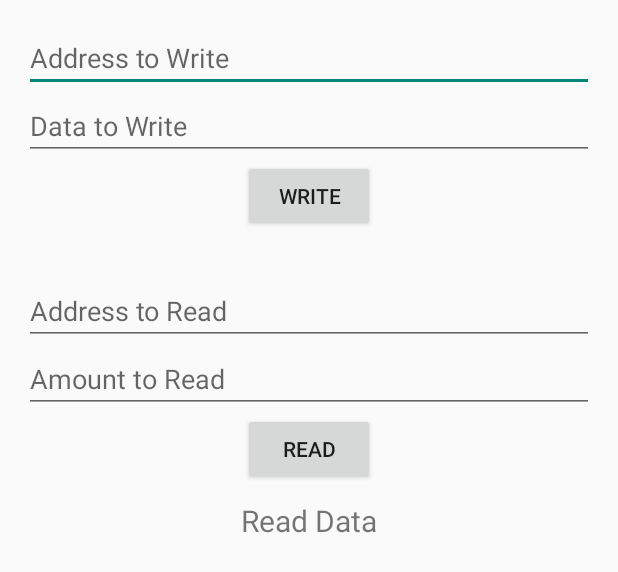
After one commit to codekansas/FpaaApp, an Android app: the layout fragment_read_write.xml on its own in the app's theme, with its tools: preview values and no code run, on a phone screen of 412 x 824 dp. The commit adds this screen. Shown: the top 572 px of the screen. Run offline under Robolectric (Android 15) with nearby library versions, the light colour scheme and no system bars.

Commit message:
read write part works

```diff
--- a/app/build.gradle
+++ b/app/build.gradle
@@ -24,6 +24,5 @@ dependencies {
     compile 'com.android.support:appcompat-v7:23.0.1'
     compile files('libs/d2xx.jar')
     compile files('libs/gson-2.3.1.jar')
-    compile files('libs/jtcl-2.7.0.jar')
 
 }
--- a/app/src/main/java/hasler/fpaaapp/utils/Driver.java
+++ b/app/src/main/java/hasler/fpaaapp/utils/Driver.java
@@ -46,7 +46,7 @@ public class Driver {
 
     public Driver(ControllerActivity parentContext) {
         this.parentContext = parentContext;
-        d2xxManager = parentContext.d2xxManager;
+        d2xxManager = parentContext.getDeviceManager();
     }
 
     public void setConfig(int baud, byte dataBits, byte stopBits, byte parity, byte flowControl) {
--- /dev/null
+++ b/app/src/main/res/layout/fragment_read_write.xml
@@ -0,0 +1,87 @@
+<ScrollView
+    xmlns:android="http://schemas.android.com/apk/res/android"
+    xmlns:tools="http://schemas.android.com/tools"
+    android:layout_width="match_parent"
+    android:layout_height="match_parent" >
+
+    <LinearLayout
+        android:layout_width="match_parent"
+        android:layout_height="wrap_content"
+        android:paddingLeft="@dimen/activity_horizontal_margin"
+        android:paddingRight="@dimen/activity_horizontal_margin"
+        android:paddingTop="@dimen/activity_vertical_margin"
+        android:paddingBottom="@dimen/activity_vertical_margin"
+        android:orientation="vertical"
+        tools:context="com.judgingmoloch.ftdiweb.RunCodeFragment"
+        android:weightSum="1">
+
+        <EditText
+            android:layout_width="match_parent"
+            android:layout_height="wrap_content"
+            android:inputType="number"
+            android:ems="10"
+            android:id="@+id/address_to_write"
+            android:layout_gravity="center_horizontal"
+            android:hint="Address to Write" />
+
+        <EditText
+            android:layout_width="match_parent"
+            android:layout_height="wrap_content"
+            android:id="@+id/data_to_write"
+            android:layout_gravity="center_horizontal"
+            android:hint="Data to Write" />
+
+        <Button
+            android:layout_width="wrap_content"
+            android:layout_height="wrap_content"
+            android:text="Write"
+            android:id="@+id/write_button"
+            android:layout_gravity="center_horizontal" />
+
+        <Space
+            android:layout_width="match_parent"
+            android:layout_height="30dp"
+            android:layout_gravity="center_horizontal"
+            android:layout_weight="1.20" />
+
+        <EditText
+            android:layout_width="match_parent"
+            android:layout_height="wrap_content"
+            android:inputType="number"
+            android:ems="10"
+            android:id="@+id/address_to_read"
+            android:layout_gravity="center_horizontal"
+            android:hint="Address to Read" />
+
+        <EditText
+            android:layout_width="match_parent"
+            android:layout_height="wrap_content"
+            android:inputType="number"
+            android:ems="10"
+            android:id="@+id/amount_to_read"
+            android:layout_gravity="center_horizontal"
+            android:hint="Amount to Read" />
+
+        <Button
+            android:layout_width="wrap_content"
+            android:layout_height="wrap_content"
+            android:text="Read"
+            android:id="@+id/read_button"
+            android:layout_gravity="center_horizontal" />
+
+        <Space
+            android:layout_width="match_parent"
+            android:layout_height="10dp"
+            android:layout_gravity="center_horizontal"
+            android:layout_weight="1.20" />
+
+        <TextView
+            android:layout_width="wrap_content"
+            android:layout_height="wrap_content"
+            android:textSize="20sp"
+            android:text="Read Data"
+            android:id="@+id/read_data"
+            android:layout_gravity="center_horizontal" />
+    </LinearLayout>
+
+</ScrollView>
--- a/app/src/main/res/menu/controller.xml
+++ /dev/null
@@ -1,6 +0,0 @@
-<menu xmlns:android="http://schemas.android.com/apk/res/android"
-    xmlns:app="http://schemas.android.com/apk/res-auto"
-    xmlns:tools="http://schemas.android.com/tools" tools:context=".ControllerActivity">
-    <item android:id="@+id/action_example" android:title="Settings"
-        app:showAsAction="withText|ifRoom" />
-</menu>
--- a/app/src/main/res/menu/global.xml
+++ /dev/null
@@ -1,5 +0,0 @@
-<menu xmlns:android="http://schemas.android.com/apk/res/android"
-    xmlns:app="http://schemas.android.com/apk/res-auto">
-    <item android:id="@+id/action_settings" android:title="@string/action_settings"
-        android:orderInCategory="100" app:showAsAction="never" />
-</menu>
--- a/app/src/main/res/values/strings.xml
+++ b/app/src/main/res/values/strings.xml
@@ -9,8 +9,6 @@
     <string name="navigation_drawer_open">Open navigation drawer</string>
     <string name="navigation_drawer_close">Close navigation drawer</string>
 
-    <string name="action_settings">Settings</string>
-    <string name="save_button">Save</string>
     <string name="default_title">Default Title</string>
 
     <string-array name="baud_rate">
```
Also changed, not shown: app/src/main/java/hasler/fpaaapp/ControllerActivity.java (+10 -39 lines), app/src/main/java/hasler/fpaaapp/NavigationDrawerFragment.java (+2 -21 lines), app/src/main/java/hasler/fpaaapp/views/DacAdcView.java (added, +107 -0 lines), app/src/main/java/hasler/fpaaapp/views/ReadWriteView.java (+99 -16 lines), app/src/main/res/layout/activity_main.xml (deleted, +0 -19 lines), app/src/main/res/layout/default_spinner_textview.xml (deleted, +0 -7 lines), app/src/main/res/layout/fragment_dac_adc.xml (added, +36 -0 lines), app/src/main/res/layout/fragment_main.xml (deleted, +0 -15 lines), app/src/main/res/layout/fragment_run_code.xml (deleted, +0 -50 lines), app/src/main/res/layout/fragment_run_program.xml (deleted, +0 -80 lines), app/src/main/res/layout/fragment_settings.xml (deleted, +0 -43 lines), 3 other files.
